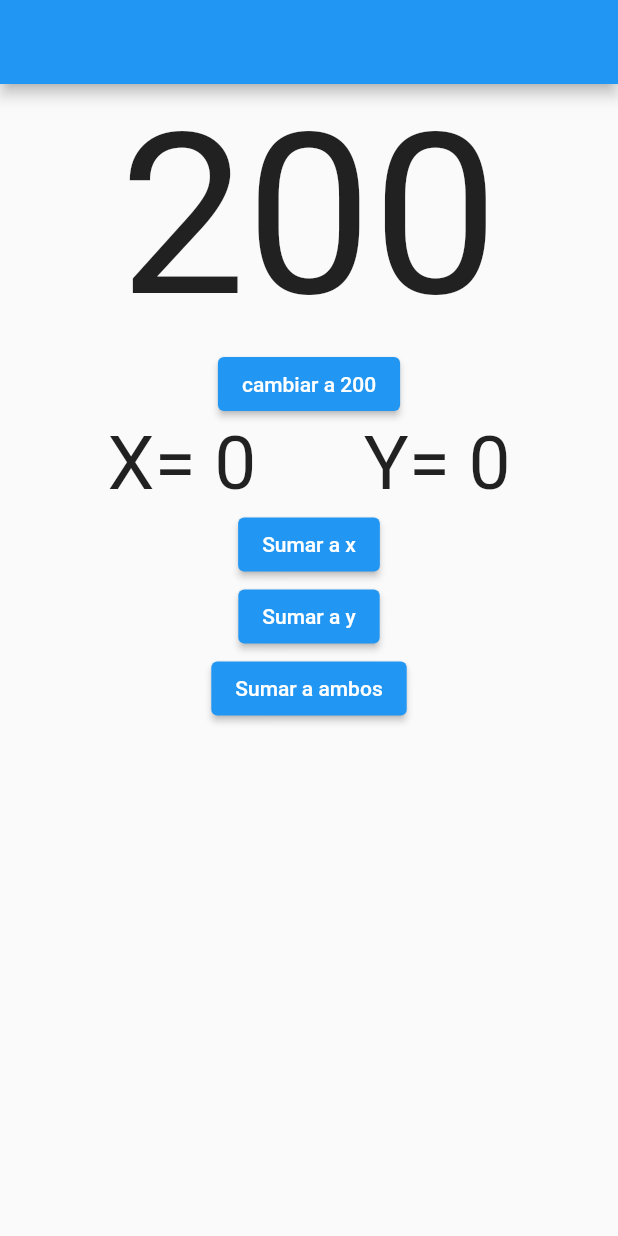
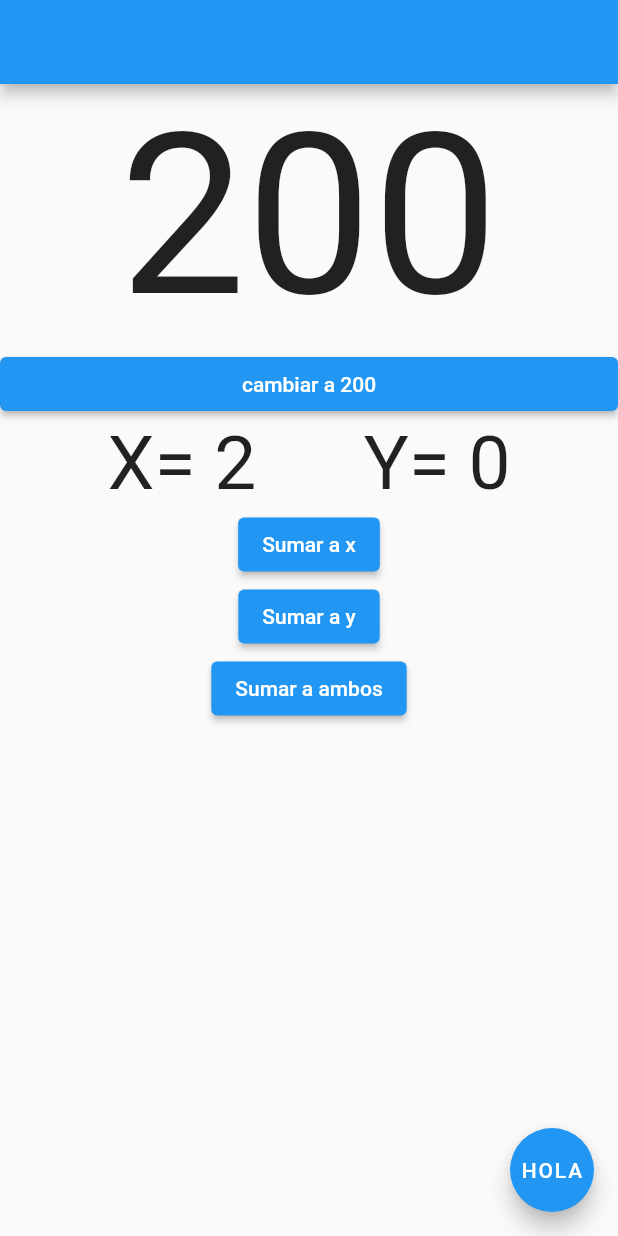
Before and after one commit to fr4nsgallegos/dadosapp, a Flutter app: the screen it shows after launch, after a tap on "cambiar a 200", after a tap on "Sumar a ambos", on a phone screen of 412 x 824 dp. Run offline on Flutter 3.47's test engine with Material 2 defaults, Android fonts, the phone set to English and light mode, and no system bars.

Commit message:
floatingactionbutton

```diff
--- a/lib/main.dart
+++ b/lib/main.dart
@@ -23,11 +23,11 @@ class _MyAppState extends State<MyApp> {
     num = num + 100;
   }
 
-  void sumar2(int variable) {
+  void sumar2() {
     print("------------------");
-    variable += 2;
+    x += 2;
     setState(() {});
-    print(variable);
+    // print(variable);
   }
 
   int sumar1(int variable) {
@@ -38,6 +38,14 @@ class _MyAppState extends State<MyApp> {
   Widget build(BuildContext context) {
     return SafeArea(
       child: Scaffold(
+        floatingActionButton: FloatingActionButton(
+          onPressed: () {
+            setState(() {
+              x = 0;
+            });
+          },
+          child: Text("HOLA"),
+        ),
         appBar: AppBar(),
         body: Column(
           children: [
@@ -47,12 +55,15 @@ class _MyAppState extends State<MyApp> {
                 style: TextStyle(fontSize: 150),
               ),
             ),
-            ElevatedButton(
-              onPressed: () {
-                cambiarNumero();
-                setState(() {});
-              },
-              child: Text("cambiar a 200"),
+            Container(
+              width: double.infinity,
+              child: ElevatedButton(
+                onPressed: () {
+                  cambiarNumero();
+                  setState(() {});
+                },
+                child: Text("cambiar a 200"),
+              ),
             ),
             Row(
               mainAxisAlignment: MainAxisAlignment.spaceEvenly,
@@ -86,8 +97,8 @@ class _MyAppState extends State<MyApp> {
             ),
             ElevatedButton(
               onPressed: () {
-                sumar2(x);
-                sumar2(y);
+                sumar2();
+                // sumar2(y);
                 setState(() {});
               },
               child: Text("Sumar a ambos"),
```
